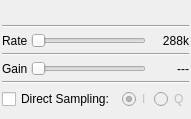
Above: plugins/samplesource/rtlsdr/rtlsdrgui.ui from f4exb/sdrangel before the change. Below: the same form after it.
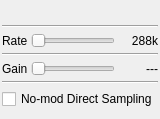
That is the form after the change. Custom widgets are drawn as their Qt base class.

Commit message: No-Mod Direct Sampling.

```diff
--- a/plugins/samplesource/rtlsdr/rtlsdrgui.ui
+++ b/plugins/samplesource/rtlsdr/rtlsdrgui.ui
@@ -226,33 +226,7 @@
      <item>
       <widget class="QCheckBox" name="checkBox">
        <property name="text">
-        <string>Direct Sampling: </string>
-       </property>
-      </widget>
-     </item>
-     <item>
-      <widget class="QRadioButton" name="radioButton">
-       <property name="enabled">
-        <bool>false</bool>
-       </property>
-       <property name="text">
-        <string>I</string>
-       </property>
-       <property name="checkable">
-        <bool>true</bool>
-       </property>
-       <property name="checked">
-        <bool>true</bool>
-       </property>
-      </widget>
-     </item>
-     <item>
-      <widget class="QRadioButton" name="radioButton_2">
-       <property name="enabled">
-        <bool>false</bool>
-       </property>
-       <property name="text">
-        <string>Q</string>
+        <string>No-mod Direct Sampling</string>
        </property>
       </widget>
      </item>
```
The commit also changes 3 other files.
